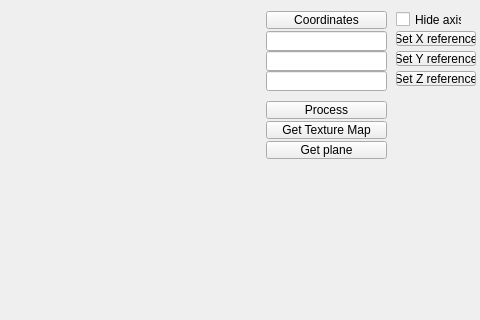
Above: mainwindow.ui from jzhangbs/comp5421pa3 before the change; both pictures show x 634 to 1114 and y 165 to 485 of the 1114 by 698 pixel window. Below: the same form after it.
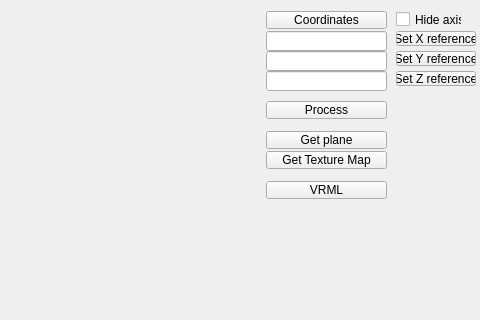
That is the form after the change. Custom widgets are drawn as their Qt base class.

```diff
--- a/mainwindow.ui
+++ b/mainwindow.ui
@@ -252,7 +252,7 @@
     <property name="geometry">
      <rect>
       <x>900</x>
-      <y>250</y>
+      <y>280</y>
       <width>121</width>
       <height>18</height>
      </rect>
@@ -265,7 +265,7 @@
     <property name="geometry">
      <rect>
       <x>900</x>
-      <y>270</y>
+      <y>260</y>
       <width>121</width>
       <height>18</height>
      </rect>
@@ -274,6 +274,19 @@
      <string>Get plane</string>
     </property>
    </widget>
+   <widget class="QPushButton" name="getVRML">
+    <property name="geometry">
+     <rect>
+      <x>900</x>
+      <y>310</y>
+      <width>121</width>
+      <height>18</height>
+     </rect>
+    </property>
+    <property name="text">
+     <string>VRML</string>
+    </property>
+   </widget>
   </widget>
   <widget class="QMenuBar" name="menuBar">
    <property name="geometry">
```
